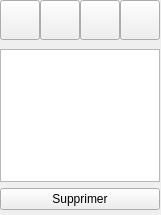
This is projet-musique/Lecteur/playermanager.ui in toopoormaghell/projet-musique as Qt 5 draws it before an edit. The edited form follows.
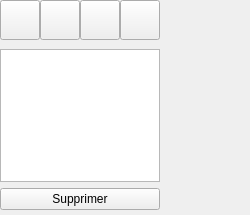
This is the edited form. Icons and pictures are not drawn.

Commit message:
* Fixation des width pour la partie infos mp3 dans l'onglet mp3.
* Ajout du nombre de mp3 présents dans le lecteur.

* Ajout d'une option pour sélectionner les mp3 pour un artiste, un
album, une année pour le lecteur.

* Permet d'en savoir plus par l'intéraction du logiciel quand il met un
mp3 dans le lecteur.

What changed in the file:
```diff
--- a/projet-musique/Lecteur/playermanager.ui
+++ b/projet-musique/Lecteur/playermanager.ui
@@ -6,7 +6,7 @@
    <rect>
     <x>0</x>
     <y>0</y>
-    <width>161</width>
+    <width>250</width>
     <height>215</height>
    </rect>
   </property>
@@ -143,6 +143,19 @@
     </item>
    </layout>
   </widget>
+  <widget class="QLabel" name="Nb">
+   <property name="geometry">
+    <rect>
+     <x>170</x>
+     <y>10</y>
+     <width>80</width>
+     <height>21</height>
+    </rect>
+   </property>
+   <property name="text">
+    <string/>
+   </property>
+  </widget>
  </widget>
  <resources>
   <include location="iconeslecteur.qrc"/>
```
The commit also changes 13 other files.
